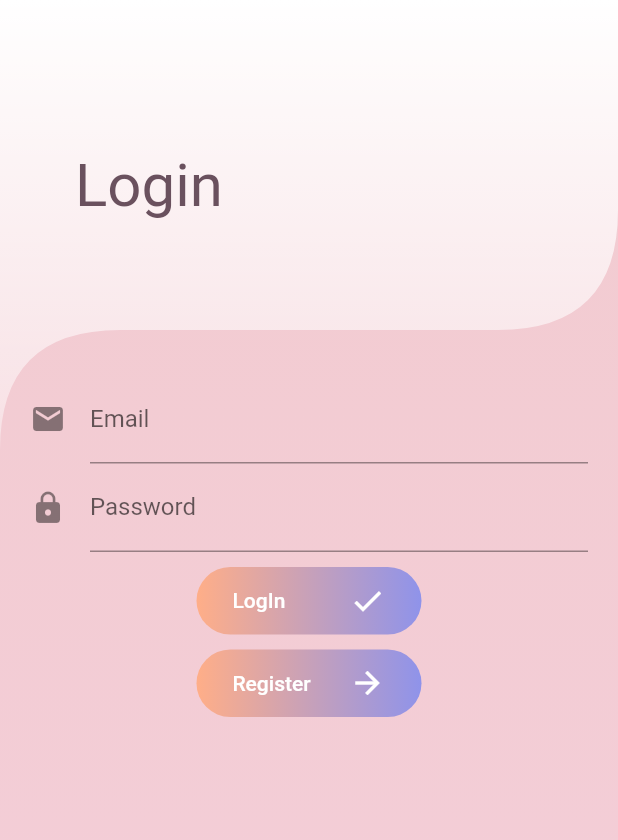
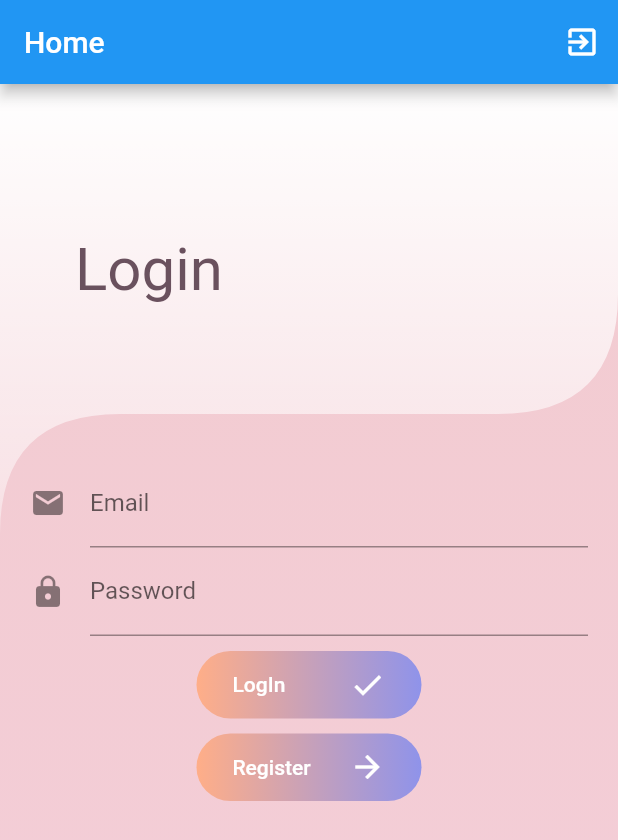
Before and after one commit to TheoGamiz/EsgiChatApp, a Flutter app: the screen it shows after launch, on a phone screen of 412 x 824 dp. Shown: the top 840 px of the screen. Run offline on Flutter 3.47's test engine with Material 2 defaults, Android fonts, the phone set to English and light mode, and no system bars; our stand-ins replace bloc, equatable, file_picker, firebase_auth, firebase_core, firebase_messaging and 5 more; accounts and stored records are empty.

Commit message:
Changement structure

```diff
--- a/lib/app/app.dart
+++ b/lib/app/app.dart
@@ -0,0 +1,39 @@
+
+import 'package:esgi_chat_app/blocs/authentication_bloc/authentication_bloc.dart';
+import 'package:esgi_chat_app/blocs/authentication_bloc/authentication_event.dart';
+import 'package:esgi_chat_app/blocs/authentication_bloc/authentication_state.dart';
+import 'package:esgi_chat_app/features/home/screens/home_screen.dart';
+import 'package:esgi_chat_app/features/login/screens/login_screen.dart';
+import 'package:esgi_chat_app/features/repository/user_repository.dart';
+import 'package:flutter/material.dart';
+import 'package:flutter_bloc/flutter_bloc.dart';
+
+class MyApp extends StatelessWidget {
+  const MyApp({Key? key}) : super(key: key);
+
+
+  @override
+  Widget build(BuildContext context) {
+    return RepositoryProvider(
+      create: (context) => UserRepository(
+        //postsDataSource: FirestorePostsDataSource(),
+      ),
+      child: Builder(
+        builder: (context) {
+          return BlocProvider(
+            create: (context) => AuthenticationBloc(
+              userRepository: context.read<UserRepository>(),
+            )..add(AuthenticationStarted()),
+            child: MaterialApp(
+              routes: {
+                HomeScreen.routeName: (context) => HomeScreen(),
+                //AddPostScreen.routeName: (context) => AddPostScreen(),
+              },
+              //onGenerateRoute: AppRouter.onGenerateRoute,
+            ),
+          );
+        },
+      ),
+    );
+  }
+}
--- a/lib/features/home/screens/home_screen.dart
+++ b/lib/features/home/screens/home_screen.dart
@@ -6,13 +6,23 @@ import 'package:flutter_bloc/flutter_bloc.dart';
 import 'package:firebase_core/firebase_core.dart';
 import 'package:esgi_chat_app/blocs/authentication_bloc/authentication_state.dart';
 
+import '../../login/screens/login_screen.dart';
+import '../../repository/user_repository.dart';
 import '../../test/rooms.dart';
 
-class HomeScreen extends StatelessWidget {
-  final User user;
+class HomeScreen extends StatefulWidget {
+  static const routeName = '/';
 
-  const HomeScreen({required this.user}) : super();
+  //final User user;
+  //state.firebaseUser
 
+  const HomeScreen(/*{required this.user}*/) : super();
+
+  @override
+  State<HomeScreen> createState() => _HomeScreenState();
+}
+
+class _HomeScreenState extends State<HomeScreen> {
   @override
   Widget build(BuildContext context) {
     return Scaffold(
@@ -28,7 +38,29 @@ class HomeScreen extends StatelessWidget {
           )
         ],
       ),
-      body: const RoomsPage()//ChatPage(),
+      body: BlocBuilder<AuthenticationBloc, AuthenticationState>(
+        builder: (context, state) {
+          if (state is AuthenticationFailure) {
+            return LoginScreen(
+              userRepository: context.read<UserRepository>(),
+            );
+          }
+
+          if (state is AuthenticationSuccess) {
+            /*return HomeScreen(
+              user: state.firebaseUser,
+            );*/
+            const RoomsPage();
+          }
+
+          return Scaffold(
+            appBar: AppBar(),
+            body: Container(
+              child: Center(child: Text("Loading")),
+            ),
+          );
+        },
+      ),//const RoomsPage()//ChatPage(),
     );
   }
 }
```
Also changed, not shown: lib/app/app_router.dart (+17 -0 lines), lib/main.dart (+10 -2 lines).
